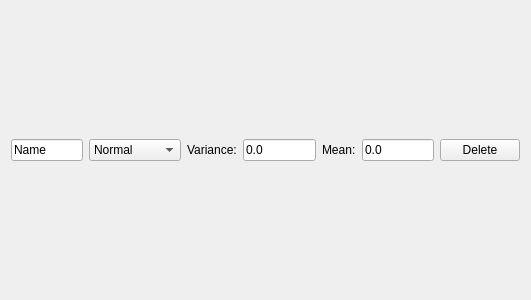
The window that simulationgui/dist_list_widget.ui (kyranstar/NASAMetaStudy) describes before a commit, drawn with Qt 5.
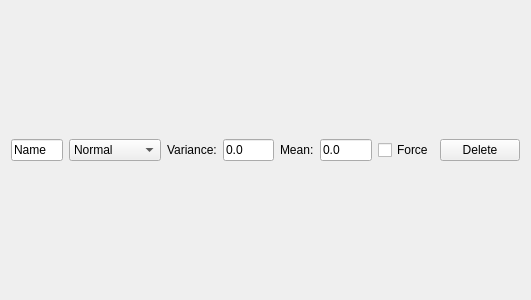
The same window after the commit.

The edit to the form file:
```diff
--- a/simulationgui/dist_list_widget.ui
+++ b/simulationgui/dist_list_widget.ui
@@ -69,6 +69,13 @@
      </property>
     </widget>
    </item>
+   <item>
+    <widget class="QCheckBox" name="force_checkbox">
+     <property name="text">
+      <string>Force</string>
+     </property>
+    </widget>
+   </item>
    <item>
     <widget class="QPushButton" name="delete_button">
      <property name="text">
```
